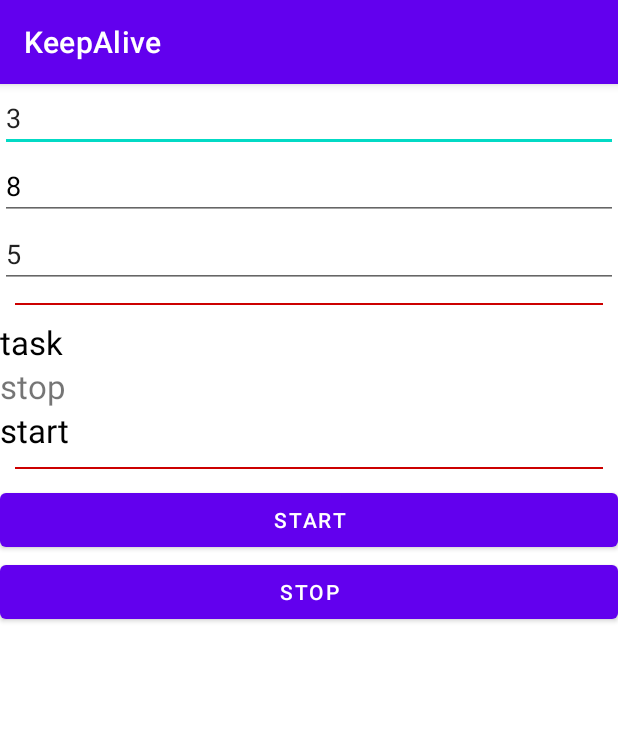
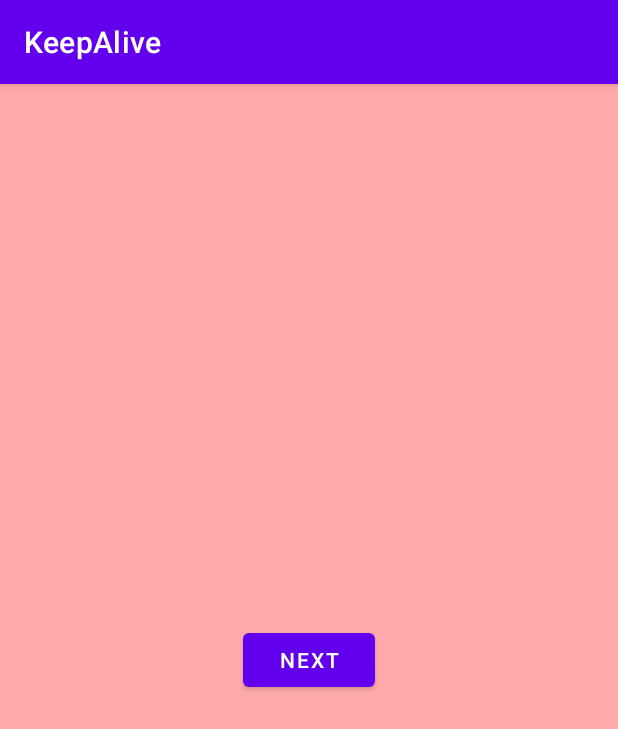
Before and after one commit to panda7802/KeepAlive, an Android app: the screen it shows after launch (MainActivity), on a phone screen of 412 x 824 dp. Shown: the top 729 px of the screen. Run offline under Robolectric (Android 15) with nearby library versions, the phone set to English and light mode, and no system bars.

Commit message:
navigation

```diff
--- /dev/null
+++ b/app/src/main/java/com/example/keepalive/view/FirstFragment.kt
@@ -0,0 +1,42 @@
+package com.example.keepalive.view
+
+import android.os.Bundle
+import android.util.Log
+import android.view.LayoutInflater
+import android.view.View
+import android.view.ViewGroup
+import androidx.fragment.app.Fragment
+import androidx.navigation.Navigation
+import com.example.keepalive.KeepAliveConstants
+import com.example.keepalive.R
+import kotlinx.android.synthetic.main.fragment_1st.*
+
+class FirstFragment : Fragment() {
+
+    override fun onCreateView(
+        inflater: LayoutInflater, container: ViewGroup?,
+        savedInstanceState: Bundle?
+    ): View? {
+        val v = inflater.inflate(R.layout.fragment_1st, container, false)
+//        v.findViewById<Button>(R.id.btNext1).setOnClickListener {
+////            Navigation.findNavController(v).navigate(R.id.action_placeholder_to_secondFragment)
+////            activity?.let { it1 ->
+////                Navigation.findNavController(it1, R.id.demo_fragment)
+////                    .navigate(R.id.action_placeholder_to_secondFragment)
+////            }
+////            activity?.supportFragmentManager.findFragmentById(R.id.demo_fragment).getN
+//            val navHostFragment = activity?.supportFragmentManager?.findFragmentById(R.id.demo_fragment) as NavHostFragment
+//            val navController = navHostFragment.navController
+//            navController.navigate(R.id.action_placeholder_to_secondFragment)
+//        }
+        return v
+    }
+
+    override fun onViewCreated(view: View, savedInstanceState: Bundle?) {
+        super.onViewCreated(view, savedInstanceState)
+        btNext1.setOnClickListener{
+            Log.i(KeepAliveConstants.TAG,"To 2dn")
+            Navigation.findNavController(view).navigate(R.id.action_placeholder_to_secondFragment)
+        }
+    }
+}
--- a/app/src/main/res/layout/activity_main.xml
+++ b/app/src/main/res/layout/activity_main.xml
@@ -4,71 +4,14 @@
     android:layout_width="match_parent"
     android:layout_height="match_parent"
     android:orientation="vertical"
+    xmlns:app="http://schemas.android.com/apk/res-auto"
     tools:context=".MainActivity">
+    <fragment
+        android:id="@+id/demo_fragment"
+        android:layout_width="match_parent"
+        android:layout_height="match_parent"
+        app:defaultNavHost="true"
+        android:name="androidx.navigation.fragment.NavHostFragment"
+        app:navGraph="@navigation/demo_navi"/>
 
-    <EditText
-        android:id="@+id/etDurationTime"
-        android:layout_width="match_parent"
-        android:layout_height="wrap_content"
-        android:text="3" />
-
-    <EditText
-        android:id="@+id/etDeadlineTime"
-        android:layout_width="match_parent"
-        android:layout_height="wrap_content"
-        android:text="8"
-        android:textColor="@color/black" />
-
-    <EditText
-        android:id="@+id/etDelayTime"
-        android:layout_width="match_parent"
-        android:layout_height="wrap_content"
-        android:text="5" />
-
-    <View
-        android:layout_width="match_parent"
-        android:layout_height="1dp"
-        android:layout_margin="10dp"
-        android:background="@android:color/holo_red_dark" />
-
-    <TextView
-        android:id="@+id/tvTaskParams"
-        android:layout_width="match_parent"
-        android:layout_height="wrap_content"
-        android:text="task"
-        android:textSize="22sp"
-        android:textColor="@color/black" />
-
-    <TextView
-        android:id="@+id/tvOnStop"
-        android:layout_width="match_parent"
-        android:layout_height="wrap_content"
-        android:textSize="22sp"
-        android:text="stop" />
-
-    <TextView
-        android:id="@+id/tvOnStart"
-        android:layout_width="match_parent"
-        android:layout_height="wrap_content"
-        android:text="start"
-        android:textSize="22sp"
-        android:textColor="@color/black" />
-
-    <View
-        android:layout_width="match_parent"
-        android:layout_height="1dp"
-        android:layout_margin="10dp"
-        android:background="@android:color/holo_red_dark" />
-
-    <Button
-        android:id="@+id/btStartJob"
-        android:layout_width="match_parent"
-        android:layout_height="wrap_content"
-        android:text="start" />
-
-    <Button
-        android:id="@+id/btStopJob"
-        android:layout_width="match_parent"
-        android:layout_height="wrap_content"
-        android:text="stop" />
 </LinearLayout>
--- /dev/null
+++ b/app/src/main/res/layout/fragment_1st.xml
@@ -0,0 +1,16 @@
+<?xml version="1.0" encoding="utf-8"?>
+<LinearLayout xmlns:android="http://schemas.android.com/apk/res/android"
+    xmlns:tools="http://schemas.android.com/tools"
+    android:layout_width="match_parent"
+    android:layout_height="match_parent"
+    android:gravity="center"
+    android:background="#ffaaaa"
+    tools:context=".MainActivity">
+
+    <Button
+        android:id="@+id/btNext1"
+        android:layout_width="wrap_content"
+        android:layout_height="wrap_content"
+        android:text="next" />
+
+</LinearLayout>
--- /dev/null
+++ b/app/src/main/res/navigation/demo_navi.xml
@@ -0,0 +1,34 @@
+<?xml version="1.0" encoding="utf-8"?>
+<navigation xmlns:android="http://schemas.android.com/apk/res/android"
+    xmlns:app="http://schemas.android.com/apk/res-auto"
+    xmlns:tools="http://schemas.android.com/tools"
+    android:id="@+id/demo_nav"
+    app:startDestination="@id/placeholder">
+
+    <fragment
+        android:id="@+id/placeholder"
+        android:name="com.example.keepalive.view.FirstFragment"
+        android:label="FirstFragment"
+        tools:layout="@layout/fragment_1st">
+        <action
+            android:id="@+id/action_placeholder_to_secondFragment"
+            app:enterAnim="@anim/fragment_fade_enter"
+            app:popEnterAnim="@anim/fragment_close_enter"
+            app:popExitAnim="@anim/fragment_close_exit"
+            app:exitAnim="@anim/fragment_fade_exit"
+            app:destination="@id/secondFragment" />
+    </fragment>
+    <fragment
+        android:id="@+id/secondFragment"
+        android:name="com.example.keepalive.view.SecondFragment"
+        android:label="SecondFragment"
+        tools:layout="@layout/fragment_2nd">
+        <action
+            app:enterAnim="@anim/fragment_fade_enter"
+            app:popEnterAnim="@anim/fragment_close_enter"
+            app:popExitAnim="@anim/fragment_close_exit"
+            app:exitAnim="@anim/fragment_fade_exit"
+            android:id="@+id/action_secondFragment_to_placeholder"
+            app:destination="@id/placeholder" />
+    </fragment>
+</navigation>
--- a/app/src/main/res/values/strings.xml
+++ b/app/src/main/res/values/strings.xml
@@ -1,4 +1,6 @@
 <resources>
     <string name="app_name">KeepAlive</string>
     <string name="all_jobs_cancelled">取消所有服务</string>
+    <!-- TODO: Remove or change this placeholder text -->
+    <string name="hello_blank_fragment">Hello blank fragment</string>
 </resources>
--- a/build.gradle
+++ b/build.gradle
@@ -7,8 +7,10 @@ buildscript {
     }
     dependencies {
         classpath "com.android.tools.build:gradle:4.2.2"
-        classpath "org.jetbrains.kotlin:kotlin-gradle-plugin:$kotlin_version"
+        classpath "org.jetbrains.kotlin:kotlin-gradle-plugin:1.5.20"
 
+        def nav_version = "2.3.5"
+        classpath "androidx.navigation:navigation-safe-args-gradle-plugin:$nav_version"
         // NOTE: Do not place your application dependencies here; they belong
         // in the individual module build.gradle files
     }
```
Also changed, not shown: app/build.gradle (+16 -5 lines), app/src/main/AndroidManifest.xml (+8 -6 lines), app/src/main/java/com/example/keepalive/view/SecondFragment.kt (added, +32 -0 lines), app/src/main/res/layout/fragment_2nd.xml (added, +16 -0 lines), gradle.properties (line endings or trailing spaces), 1 other file.
